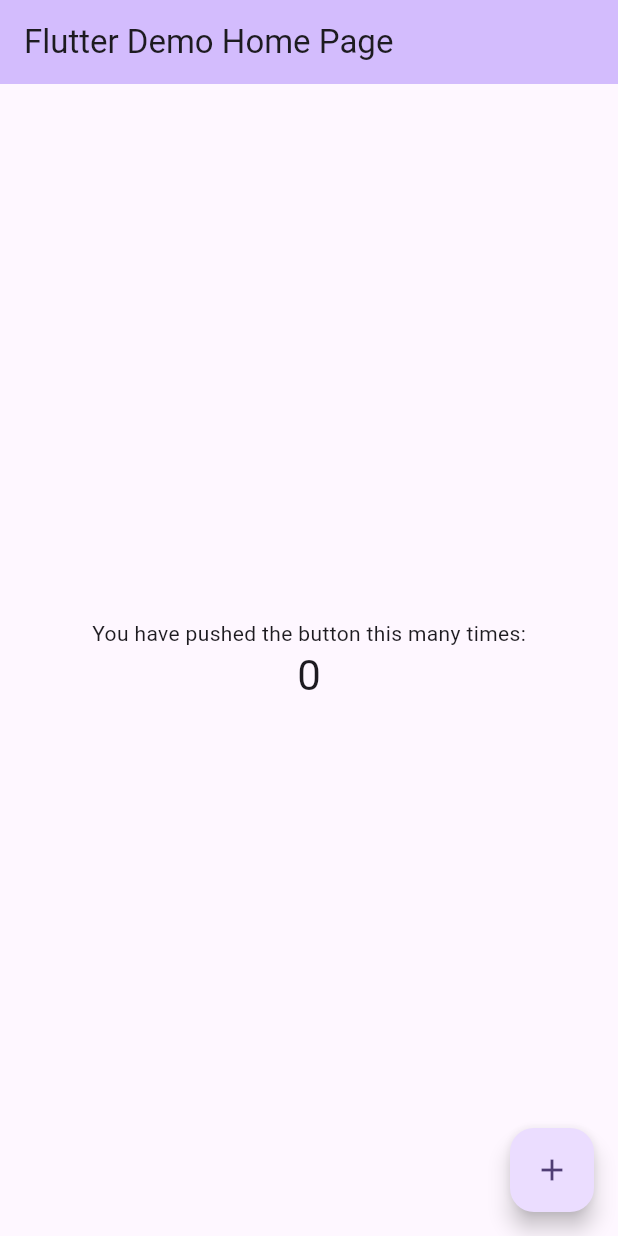
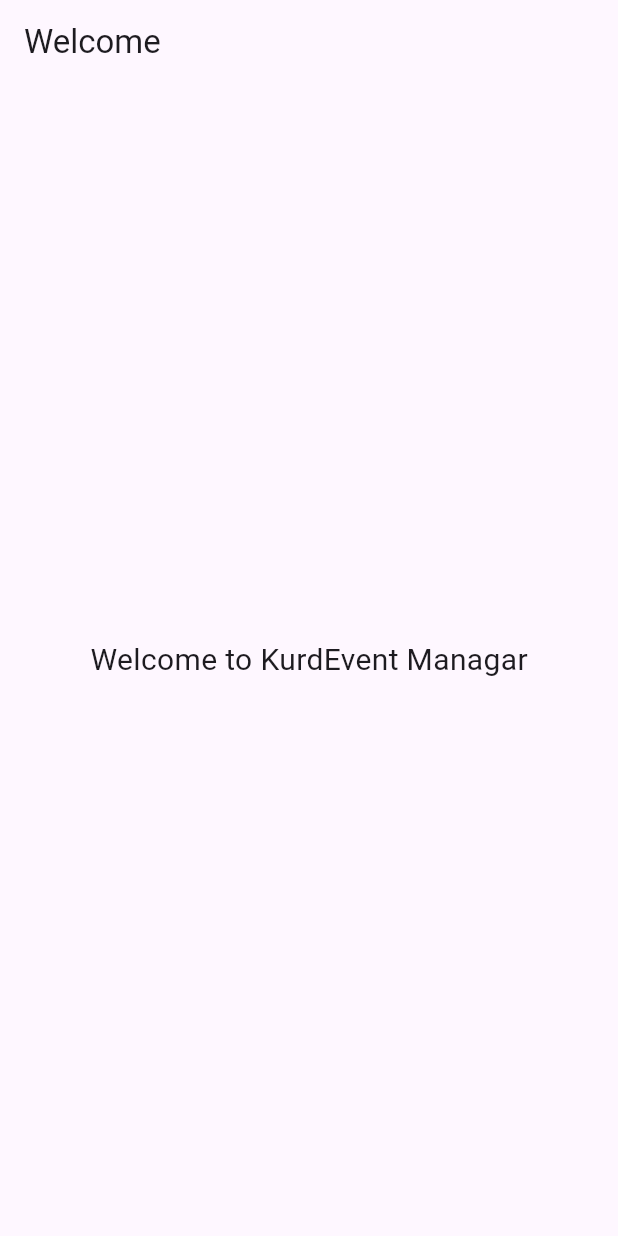
Before and after one commit to abdullah-polok/KurdEvent_Manager, a Flutter app: the screen it shows after launch, on a phone screen of 412 x 824 dp. Run offline on Flutter 3.47's test engine with Material 3 defaults, Android fonts, the phone set to English and light mode, and no system bars.

Commit message:
setup basic SplashScreen and welcome page

```diff
--- a/lib/main.dart
+++ b/lib/main.dart
@@ -1,5 +1,6 @@
 import 'package:flutter/material.dart';
-
+import 'welcome_page.dart';
+import 'SplashScreen.dart';
 void main() {
   runApp(const MyApp());
 }
@@ -11,112 +12,7 @@ class MyApp extends StatelessWidget {
   @override
   Widget build(BuildContext context) {
     return MaterialApp(
-      title: 'Flutter Demo',
-      theme: ThemeData(
-        // This is the theme of your application.
-        //
-        // TRY THIS: Try running your application with "flutter run". You'll see
-        // the application has a purple toolbar. Then, without quitting the app,
-        // try changing the seedColor in the colorScheme below to Colors.green
-        // and then invoke "hot reload" (save your changes or press the "hot
-        // reload" button in a Flutter-supported IDE, or press "r" if you used
-        // the command line to start the app).
-        //
-        // Notice that the counter didn't reset back to zero; the application
-        // state is not lost during the reload. To reset the state, use hot
-        // restart instead.
-        //
-        // This works for code too, not just values: Most code changes can be
-        // tested with just a hot reload.
-        colorScheme: ColorScheme.fromSeed(seedColor: Colors.deepPurple),
-      ),
-      home: const MyHomePage(title: 'Flutter Demo Home Page'),
+      home: SplashPage()
     );
   }
 }
-
-class MyHomePage extends StatefulWidget {
-  const MyHomePage({super.key, required this.title});
-
-  // This widget is the home page of your application. It is stateful, meaning
-  // that it has a State object (defined below) that contains fields that affect
-  // how it looks.
-
-  // This class is the configuration for the state. It holds the values (in this
-  // case the title) provided by the parent (in this case the App widget) and
-  // used by the build method of the State. Fields in a Widget subclass are
-  // always marked "final".
-
-  final String title;
-
-  @override
-  State<MyHomePage> createState() => _MyHomePageState();
-}
-
-class _MyHomePageState extends State<MyHomePage> {
-  int _counter = 0;
-
-  void _incrementCounter() {
-    setState(() {
-      // This call to setState tells the Flutter framework that something has
-      // changed in this State, which causes it to rerun the build method below
-      // so that the display can reflect the updated values. If we changed
-      // _counter without calling setState(), then the build method would not be
-      // called again, and so nothing would appear to happen.
-      _counter++;
-    });
-  }
-
-  @override
-  Widget build(BuildContext context) {
-    // This method is rerun every time setState is called, for instance as done
-    // by the _incrementCounter method above.
-    //
-    // The Flutter framework has been optimized to make rerunning build methods
-    // fast, so that you can just rebuild anything that needs updating rather
-    // than having to individually change instances of widgets.
-    return Scaffold(
-      appBar: AppBar(
-        // TRY THIS: Try changing the color here to a specific color (to
-        // Colors.amber, perhaps?) and trigger a hot reload to see the AppBar
-        // change color while the other colors stay the same.
-        backgroundColor: Theme.of(context).colorScheme.inversePrimary,
-        // Here we take the value from the MyHomePage object that was created by
-        // the App.build method, and use it to set our appbar title.
-        title: Text(widget.title),
-      ),
-      body: Center(
-        // Center is a layout widget. It takes a single child and positions it
-        // in the middle of the parent.
-        child: Column(
-          // Column is also a layout widget. It takes a list of children and
-          // arranges them vertically. By default, it sizes itself to fit its
-          // children horizontally, and tries to be as tall as its parent.
-          //
-          // Column has various properties to control how it sizes itself and
-          // how it positions its children. Here we use mainAxisAlignment to
-          // center the children vertically; the main axis here is the vertical
-          // axis because Columns are vertical (the cross axis would be
-          // horizontal).
-          //
-          // TRY THIS: Invoke "debug painting" (choose the "Toggle Debug Paint"
-          // action in the IDE, or press "p" in the console), to see the
-          // wireframe for each widget.
-          mainAxisAlignment: MainAxisAlignment.center,
-          children: <Widget>[
-            const Text('You have pushed the button this many times:'),
-            Text(
-              '$_counter',
-              style: Theme.of(context).textTheme.headlineMedium,
-            ),
-          ],
-        ),
-      ),
-      floatingActionButton: FloatingActionButton(
-        onPressed: _incrementCounter,
-        tooltip: 'Increment',
-        child: const Icon(Icons.add),
-      ), // This trailing comma makes auto-formatting nicer for build methods.
-    );
-  }
-}
--- /dev/null
+++ b/lib/welcome_page.dart
@@ -0,0 +1,18 @@
+import 'package:flutter/material.dart';
+
+class WelcomePage extends StatelessWidget {
+  const WelcomePage({super.key});
+
+  @override
+  Widget build(BuildContext context) {
+    return Scaffold(
+      appBar: AppBar(
+        title:Text('Welcome'),
+      ),
+      body: Center(
+     child:Text("Welcome to KurdEvent Managar",style: TextStyle(fontSize: 20))
+
+      )
+    );
+  }
+}
--- a/pubspec.yaml
+++ b/pubspec.yaml
@@ -58,9 +58,10 @@ flutter:
   uses-material-design: true
 
   # To add assets to your application, add an assets section, like this:
-  # assets:
+  assets:
   #   - images/a_dot_burr.jpeg
   #   - images/a_dot_ham.jpeg
+      - assets/images/
 
   # An image asset can refer to one or more resolution-specific "variants", see
   # https://flutter.dev/to/resolution-aware-images
```
Also changed, not shown: lib/SplashScreen.dart (added, +62 -0 lines), assets/images/kurdlogo.png (added).
